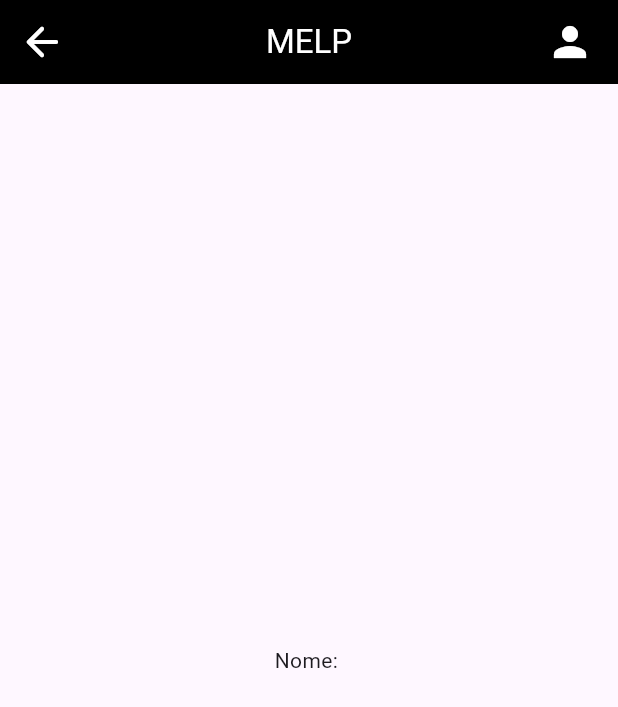
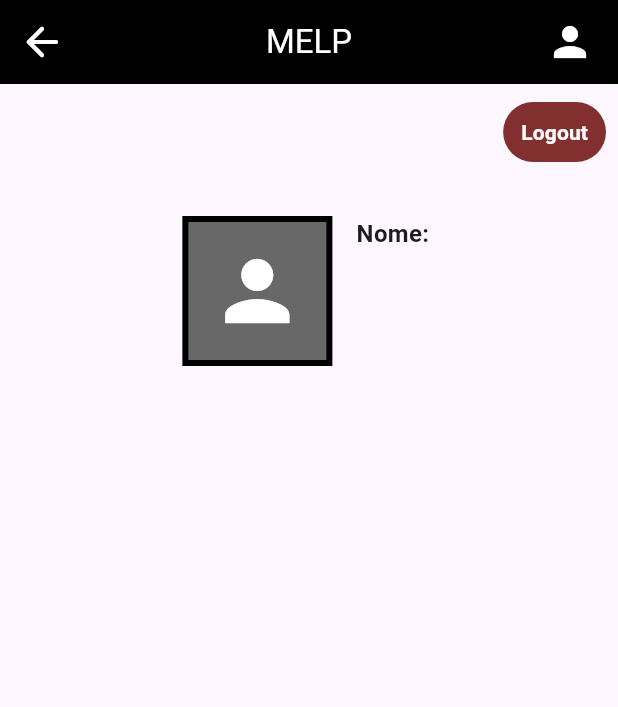
Before and after one commit to IGDSCI/REUSO, a Flutter app: the PerfilStf screen opened directly, on a phone screen of 412 x 824 dp. Shown: the top 707 px of the screen. Run offline on Flutter 3.47's test engine with Material 3 defaults, Android fonts, the phone set to English and light mode, and no system bars; our stand-ins replace supabase_flutter; accounts and stored records are empty.

Commit message:
Tela de perfil

```diff
--- a/lib/perfil.dart
+++ b/lib/perfil.dart
@@ -1,5 +1,6 @@
 import 'package:flutter/material.dart';
 import 'package:flutter_application_1/home.dart';
+import 'package:flutter_application_1/login.dart';
 import 'package:supabase_flutter/supabase_flutter.dart';
 
 class PerfilStl extends StatelessWidget {
@@ -13,6 +14,7 @@ class PerfilStl extends StatelessWidget {
       routes: {
         '/home': (context) => const HomeStl(),
         '/perfil': (context) => const PerfilStl(),
+        '/login': (context) => const LoginStl(),
       },
     );
   }
@@ -68,14 +70,21 @@ class _PerfilStfState extends State<PerfilStf> {
     }
   }
 
+  Future<void> _logout() async {
+    await Supabase.instance.client.auth.signOut();
+    Navigator.of(context).pushNamed('/login');
+  }
+
   @override
   Widget build(BuildContext context) {
     return Scaffold(
-      appBar: AppBar(title: const Center(
-        child: Text(
-          'MELP',
-          style: TextStyle(color: Colors.white),
-        )),
+      appBar: AppBar(
+        title: const Center(
+          child: Text(
+            'MELP',
+            style: TextStyle(color: Colors.white),
+          ),
+        ),
         backgroundColor: Colors.black,
         leading: IconButton(
           icon: const Icon(
@@ -83,7 +92,7 @@ class _PerfilStfState extends State<PerfilStf> {
             size: 32,
             color: Colors.white,
           ),
-          onPressed: (){
+          onPressed: () {
             Navigator.of(context).pushNamed('/home');
           },
         ),
@@ -103,14 +112,61 @@ class _PerfilStfState extends State<PerfilStf> {
           ),
         ],
       ),
-      body: Center(
-        child: errorMessage != null
-            ? Text(errorMessage!, style: TextStyle(color: Colors.red))
-            : userName != null
-                ? Text('Nome: $userName')
-                : userId != null
-                    ? Text('Carregando nome...')
-                    : Text('Carregando...'),
+      body: Column(
+        children: [
+          Row(
+            mainAxisAlignment: MainAxisAlignment.end,
+            children: [
+              Padding(
+                padding: const EdgeInsets.all(8.0),
+                child: TextButton(
+                  onPressed: _logout,
+                  style: ButtonStyle(
+                    backgroundColor: MaterialStateProperty.all<Color>(
+                      const Color.fromARGB(255, 129, 47, 47),
+                    ),
+                  ),
+                  child: const Text(
+                    'Logout',
+                    style: TextStyle(color: Colors.white, fontWeight: FontWeight.bold),
+                  ),
+                ),
+              ),
+            ],
+          ),
+          SizedBox(height: 24),
+          Row(mainAxisAlignment: MainAxisAlignment.center, crossAxisAlignment: CrossAxisAlignment.start,
+            children: [
+              Container(
+                width: 100,
+                height: 100,
+                decoration: BoxDecoration(
+                  color: Color.fromARGB(255, 104, 104, 104),
+                  border: Border.all(
+                    color: Colors.black,
+                    width: 4,
+                  ),
+                ),
+                child: const Icon(
+                  Icons.person,
+                  size: 64,
+                  color: Colors.white,
+                ),
+              ),
+              SizedBox(width: 16,),
+              errorMessage != null
+                  ? Text(errorMessage!, style: const TextStyle(color: Colors.red))
+                  : userName != null
+                      ? Text(
+                        'Nome: $userName',
+                        style: TextStyle(fontWeight: FontWeight.bold, fontSize: 16),
+                      )
+                      : userId != null
+                          ? const Text('Carregando nome...')
+                          : const Text('Carregando...'),
+            ],
+          ),
+        ],
       ),
     );
   }
```
